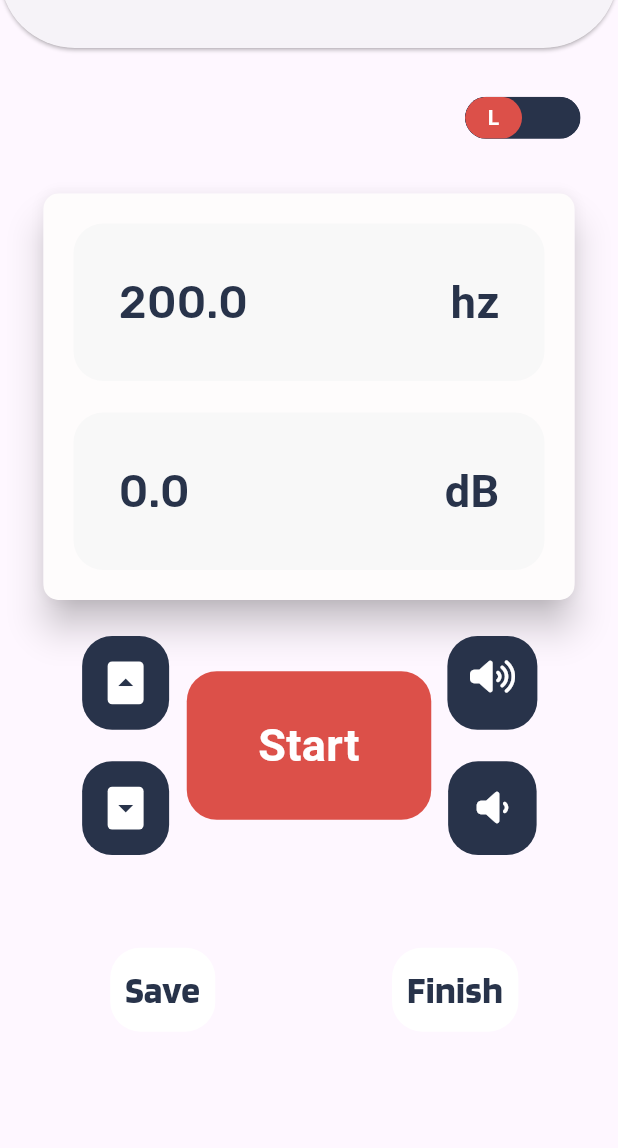
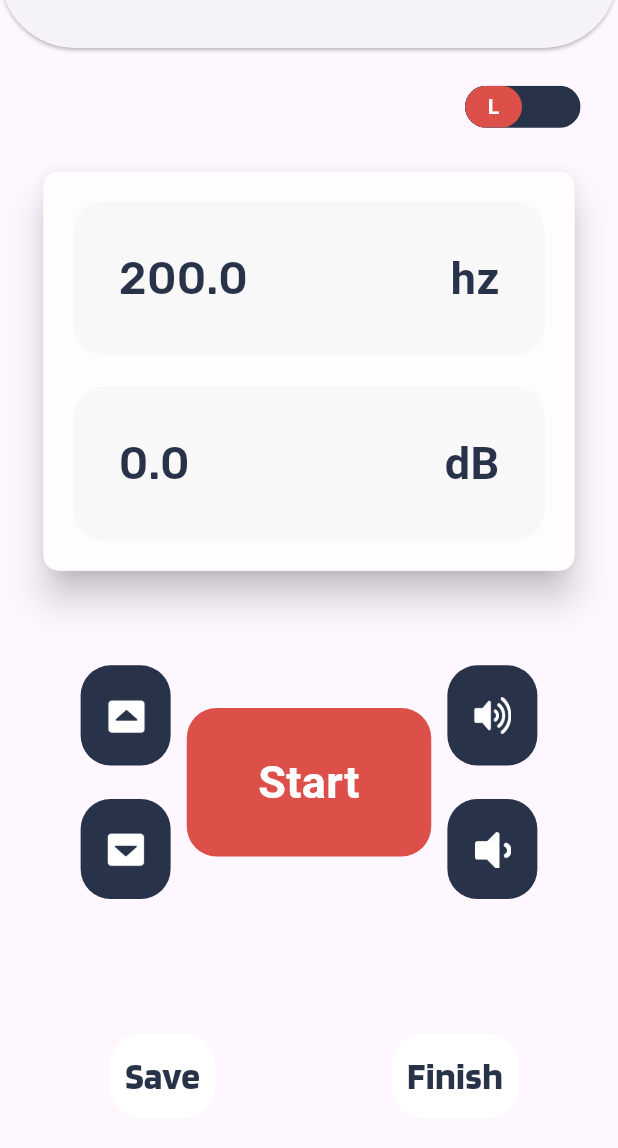
Before and after one commit to ShivangiPatel102/freq_fit, a Flutter app: the PureToneScreen screen opened by its route, on a phone screen of 412 x 824 dp, the part 72-1220 px from its top. Run offline on Flutter 3.47's test engine with Material 3 defaults, Android fonts, the phone set to English and light mode, and no system bars; drawn by our look-alikes of toggle_switch; our stand-ins replace flutter_riverpod, font_awesome_flutter, syncfusion_flutter_charts; missing offline and left inert: headset_connection_event, sound_generator; project files that could hold a hidden picture were left out.

Commit message:
puretone icons resized.

```diff
--- a/lib/screens/pure_tone_screen.dart
+++ b/lib/screens/pure_tone_screen.dart
@@ -158,7 +158,7 @@ class _PureToneScreenState extends ConsumerState<PureToneScreen> {
             ),
             // frequency and decibel
             Expanded(
-              flex: 6,
+              flex: 7,
               child: Card(
                 elevation: 10,
                 shadowColor: Colors.black,
@@ -193,9 +193,11 @@ class _PureToneScreenState extends ConsumerState<PureToneScreen> {
               ),
             ),
 
+            const Spacer(),
+
             // Control Buttons
             Expanded(
-              flex: 4,
+              flex: 5,
               child: Container(
                 padding: const EdgeInsets.symmetric(vertical: 20, horizontal: 18),
                 child: Row(
@@ -203,8 +205,6 @@ class _PureToneScreenState extends ConsumerState<PureToneScreen> {
                     // Frequency Buttons
                     Expanded(
                       flex: 3,
-                      child: Container(
-                        // padding: EdgeInsets.all(7),
                       child: Column(
                         children: [
                           Expanded(
@@ -224,8 +224,11 @@ class _PureToneScreenState extends ConsumerState<PureToneScreen> {
                                   SoundGenerator.setFrequency(frequency);
                                 });
                               },
-                                child: const ContainerFrequenyButton(
-                                  iconData: Icons.arrow_drop_up_sharp,
+                              child: ReusableContainerForButtons(
+                                width: 60,
+                                containerChild: Center(
+                                  child: Image.asset('assets/icons/caret-up.png',height: 25,),
+                                ),
                               ),
                             ),
                           ),
@@ -250,12 +253,14 @@ class _PureToneScreenState extends ConsumerState<PureToneScreen> {
                                     SoundGenerator.setFrequency(frequency);
                                   });
                                 },
-                                  child: const ContainerFrequenyButton(
-                                    iconData: Icons.arrow_drop_down_sharp,
+                                child: ReusableContainerForButtons(
+                                  width: 60,
+                                  containerChild: Center(
+                                    child: Image.asset('assets/icons/caret-down.png',height: 25,),
+                                  ),
                                 ),
                               )),
                         ],
-                        ),
                       ),
                     ),
                     // Stop and Start Button
@@ -307,8 +312,7 @@ class _PureToneScreenState extends ConsumerState<PureToneScreen> {
                           children: [
                             Expanded(
                               flex: 3,
-                              child: ReusableContainerForButtons(
-                                containerChild: GestureDetector(
+                              child: GestureDetector(
                                   onTap: () {
                                     setState(() {
                                       if (volume < 90) {
@@ -317,21 +321,20 @@ class _PureToneScreenState extends ConsumerState<PureToneScreen> {
                                       SoundGenerator.setVolume(volume);
                                     });
                                   },
-                                  child: Container(
-                                    margin: const EdgeInsets.all(15),
-                                    child: const FaIcon(
-                                      FontAwesomeIcons.volumeHigh,
-                                      color: kPureWhiteColor,
+                                  child:  ReusableContainerForButtons(
+                                    containerChild: Center(
+                                    child: Image.asset('assets/icons/volumeUp.png',height: 25,),
+                                  ),
+                                    width: 60,
+                                    colour: kNavyBlueColor ,
                                   ),
                                 ),
                               ),
-                              ),
-                            ),
+
                             const Spacer(),
                             Expanded(
                               flex: 3,
-                              child: ReusableContainerForButtons(
-                                containerChild: GestureDetector(
+                              child: GestureDetector(
                                   onTap: () {
                                     setState(() {
                                       if (volume > 0) {
@@ -340,17 +343,16 @@ class _PureToneScreenState extends ConsumerState<PureToneScreen> {
                                       SoundGenerator.setVolume(volume);
                                     });
                                   },
-                                  child: Container(
-                                    margin: const EdgeInsets.all(19),
-                                    child: const FaIcon(
-                                      FontAwesomeIcons.volumeLow,
-                                      color: kPureWhiteColor,
-                                      // size: 25,
+                                  child: ReusableContainerForButtons(
+                                    containerChild: Center(
+                                      child: Image.asset('assets/icons/volumeDown.png',height: 25,),
+                                    ),
+                                    width: 60,
+                                    colour: kNavyBlueColor ,
                                   ),
                                 ),
                               ),
-                              ),
-                            ),
+
                           ],
                         ),
                       ),
@@ -359,6 +361,10 @@ class _PureToneScreenState extends ConsumerState<PureToneScreen> {
                 ),
               ),
             ),
+
+
+            const Spacer(),
+
 
             Expanded(
                 flex: 3,
@@ -400,7 +406,7 @@ class _PureToneScreenState extends ConsumerState<PureToneScreen> {
                       ),
                   ],
                 )),
-            const Spacer(),
+           // const Spacer(),
           ],
         ),
       ),
```
Also changed, not shown: assets/icons/caret-down.png (added), assets/icons/caret-up.png (added), assets/icons/volumeDown.png (added), assets/icons/volumeUp.png (added). Lines whose indentation alone changed are shown as unchanged.
